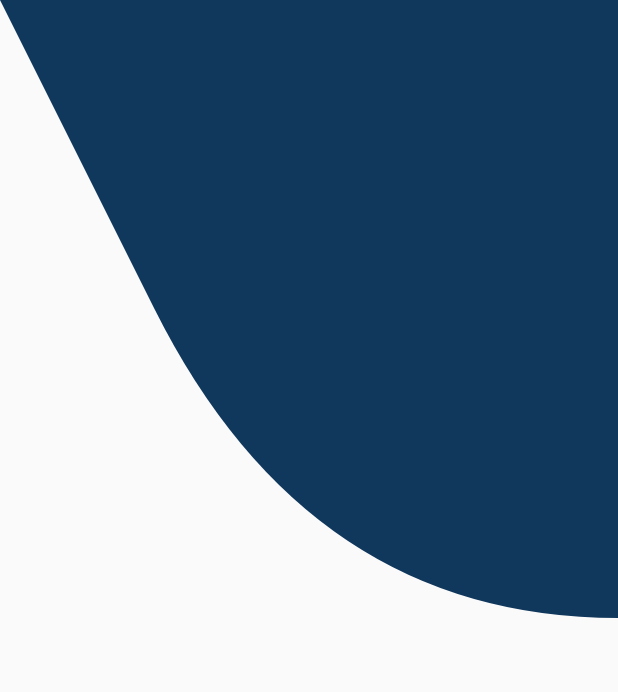
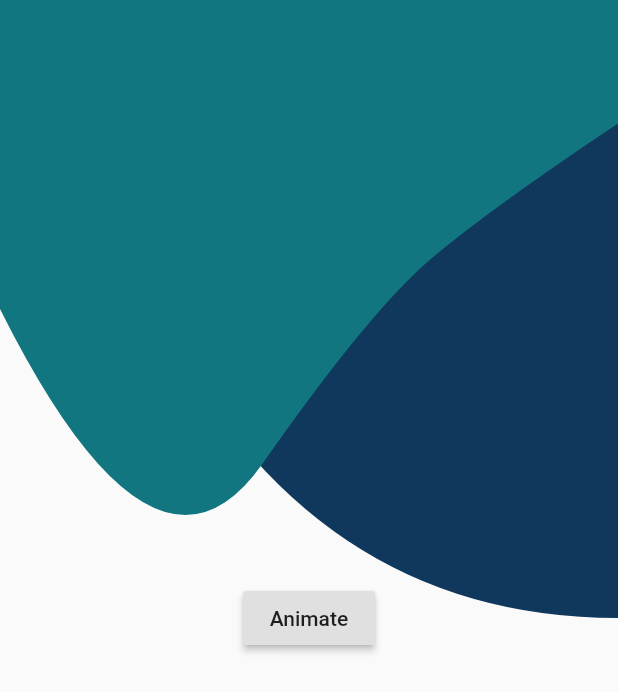
Before and after one commit to shubhangi-singh21/login_auth, a Flutter app: the screen it shows after launch, on a phone screen of 412 x 824 dp. Shown: the top 692 px of the screen. Run offline on Flutter 3.47's test engine with Material 2 defaults, Android fonts, the phone set to English and light mode, and no system bars.

```diff
--- a/lib/screens/auth/auth.dart
+++ b/lib/screens/auth/auth.dart
@@ -1,8 +1,24 @@
 import 'package:flutter/material.dart';
 import 'package:login_page_auth/screens/background_painter.dart';
 
-class AuthScreen extends StatelessWidget {
+class AuthScreen extends StatefulWidget {
   const AuthScreen({Key key}) : super(key: key);
+
+  @override
+  _AuthScreenState createState() => _AuthScreenState();
+}
+
+class _AuthScreenState extends State<AuthScreen>
+    with SingleTickerProviderStateMixin {
+  AnimationController _controller;
+
+  @override
+  void initState() {
+    // TODO: implement initState
+    _controller =
+        AnimationController(vsync: this, duration: Duration(seconds: 2));
+    super.initState();
+  }
 
   @override
   Widget build(BuildContext context) {
@@ -11,9 +27,20 @@ class AuthScreen extends StatelessWidget {
       body: Stack(
         children: [
           SizedBox.expand(
-              child: CustomPaint(
-            painter: BackgroundPainter(),
-          ))
+            child: CustomPaint(
+              painter: BackgroundPainter(
+                animation: _controller.view,
+              ),
+            ),
+          ),
+          Center(
+            child: RaisedButton(
+              onPressed: () {
+                _controller.forward(from: 0);
+              },
+              child: Text('Animate'),
+            ),
+          )
         ],
       ),
     );
--- a/lib/screens/background_painter.dart
+++ b/lib/screens/background_painter.dart
@@ -1,8 +1,12 @@
+import 'dart:math';
+import 'dart:ui';
+
+import 'package:flutter/animation.dart';
 import 'package:flutter/rendering.dart';
 import 'package:login_page_auth/config/palette.dart';
 
 class BackgroundPainter extends CustomPainter {
-  BackgroundPainter()
+  BackgroundPainter({Animation<double> animation})
       : bluePaint = Paint()
           ..color = Palette.darkBlue
           ..style = PaintingStyle.fill,
@@ -11,7 +15,41 @@ class BackgroundPainter extends CustomPainter {
           ..style = PaintingStyle.fill,
         yellowPaint = Paint()
           ..color = Palette.yellow
-          ..style = PaintingStyle.fill;
+          ..style = PaintingStyle.fill,
+        liquidAnim = CurvedAnimation(
+          curve: Curves.elasticOut,
+          reverseCurve: Curves.easeInBack,
+          parent: animation,
+        ),
+        yellowAnim = CurvedAnimation(
+          parent: animation,
+          curve: const Interval(
+            0,
+            0.7,
+            curve: Interval(0, 0.8, curve: SpringCurve()),
+          ),
+          reverseCurve: Curves.linear,
+        ),
+        seablueAnim = CurvedAnimation(
+          parent: animation,
+          curve: const Interval(
+            0,
+            0.8,
+            curve: Interval(0, 0.9, curve: SpringCurve()),
+          ),
+          reverseCurve: Curves.easeInCirc,
+        ),
+        blueAnim = CurvedAnimation(
+          parent: animation,
+          curve: const SpringCurve(),
+          reverseCurve: Curves.easeInCirc,
+        ),
+        super(repaint: animation);
+
+  final Animation<double> liquidAnim;
+  final Animation<double> blueAnim;
+  final Animation<double> seablueAnim;
+  final Animation<double> yellowAnim;
 
   final Paint bluePaint;
   final Paint seabluePaint;
@@ -21,6 +59,8 @@ class BackgroundPainter extends CustomPainter {
   void paint(Canvas canvas, Size size) {
     print('printing');
     paintBlue(canvas, size);
+    paintSeaBlue(canvas, size);
+    paintYellow(canvas, size);
   }
 
   void paintBlue(Canvas canvas, Size size) {
@@ -28,13 +68,87 @@ class BackgroundPainter extends CustomPainter {
     path.moveTo(size.width, size.height / 2);
     path.lineTo(size.width, 0);
     path.lineTo(0, 0);
+    path.lineTo(
+      0,
+      lerpDouble(0, size.height, blueAnim.value),
+    );
     _addPointsToPath(path, [
-      Point(0, 0),
-      Point(size.width / 2, size.height / 2),
-      Point(size.width, size.height / 2),
+      Point(
+        lerpDouble(0, size.width / 3, blueAnim.value),
+        lerpDouble(0, size.height, blueAnim.value),
+      ),
+      Point(
+        lerpDouble(size.width / 2, size.width / 4 * 3, liquidAnim.value),
+        lerpDouble(size.height / 2, size.height / 4 * 3, liquidAnim.value),
+      ),
+      Point(
+        size.width,
+        lerpDouble(size.height / 2, size.height * 3 / 4, liquidAnim.value),
+      ),
     ]);
+    canvas.drawPath(path, bluePaint);
+  }
 
-    canvas.drawPath(path, bluePaint);
+  void paintSeaBlue(Canvas canvas, Size size) {
+    final path = Path();
+    path.moveTo(size.width, 300);
+    path.lineTo(size.width, 0);
+    path.lineTo(0, 0);
+    path.lineTo(
+      0,
+      lerpDouble(size.height / 4, size.height / 2, seablueAnim.value),
+    );
+    _addPointsToPath(
+      path,
+      [
+        Point(
+          size.width / 4,
+          lerpDouble(size.height / 2, size.height * 3 / 4, liquidAnim.value),
+        ),
+        Point(
+          size.width * 3 / 5,
+          lerpDouble(size.height / 4, size.height / 2, liquidAnim.value),
+        ),
+        Point(
+          size.width * 4 / 5,
+          lerpDouble(size.height / 6, size.height / 3, seablueAnim.value),
+        ),
+        Point(
+          size.width,
+          lerpDouble(size.width / 5, size.height / 4, seablueAnim.value),
+        ),
+      ],
+    );
+
+    canvas.drawPath(path, seabluePaint);
+  }
+
+  void paintYellow(Canvas canvas, Size size) {
+    if (yellowAnim.value > 0) {
+      final path = Path();
+      path.moveTo(size.width * 3 / 4, 0);
+      path.lineTo(0, 0);
+      path.lineTo(
+        0,
+        lerpDouble(0, size.height / 12, yellowAnim.value),
+      );
+      _addPointsToPath(path, [
+        Point(
+          size.width / 7,
+          lerpDouble(0, size.height / 6, liquidAnim.value),
+        ),
+        Point(
+          size.width / 3 * 2,
+          lerpDouble(0, size.height / 8, liquidAnim.value),
+        ),
+        Point(
+          size.width / 3 * 4,
+          0,
+        ),
+      ]);
+
+      canvas.drawPath(path, yellowPaint);
+    }
   }
 
   @override
@@ -64,5 +178,22 @@ class BackgroundPainter extends CustomPainter {
 class Point {
   final double x;
   final double y;
+
   Point(this.x, this.y);
 }
+
+//custom curve to give gooey spring effect
+class SpringCurve extends Curve {
+  const SpringCurve({
+    this.a = 0.15,
+    this.w = 19.4,
+  });
+
+  final double a;
+  final double w;
+
+  @override
+  double transformInternal(double t) {
+    return ((-pow(e, -t / a) * cos(t * w)) + 1).toDouble();
+  }
+}
```
